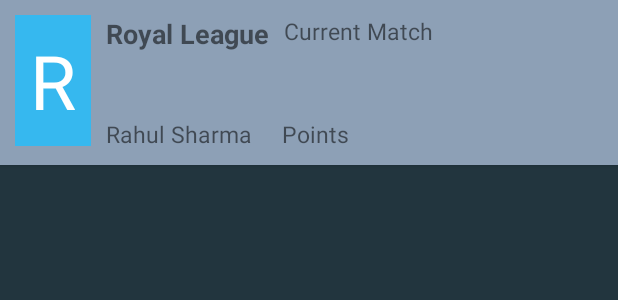
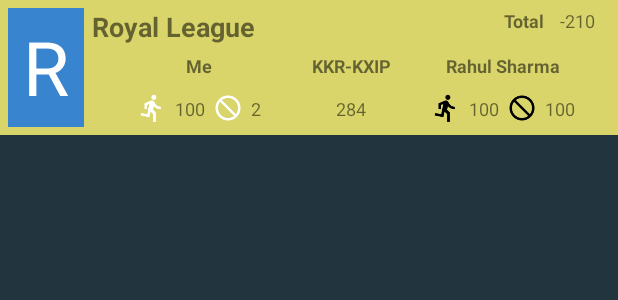
Before and after one commit to Rahulxlash/Proj106, an Android app: the layout item_league_list.xml on its own in the app's theme, with its tools: preview values and no code run, on a phone screen of 412 x 824 dp. Shown: the top 300 px of the screen. Run offline under Robolectric (Android 15) with nearby library versions, the phone set to English and light mode, and no system bars.

Commit message:
Card view update

```diff
--- a/app/src/main/java/com/cricketta/league/LoginActivity.java
+++ b/app/src/main/java/com/cricketta/league/LoginActivity.java
@@ -46,12 +46,6 @@ public class LoginActivity extends BaseActivity implements
     private TextView info;
     private LoginButton loginButton;
     private CallbackManager callbackManager;
-
-//    @Override
-//    protected void onStart() {
-//        Common.mGoogleApiClient.connect();
-//        super.onStart();
-//    }
 
     @Override
     protected void onActivityResult(int requestCode, int resultCode, Intent data) {
--- a/app/src/main/res/layout/item_league_list.xml
+++ b/app/src/main/res/layout/item_league_list.xml
@@ -12,7 +12,7 @@
 
     <android.support.v7.widget.CardView
         android:layout_width="match_parent"
-        android:layout_height="110dp"
+        android:layout_height="90dp"
         android:layout_margin="0dp"
         card_view:cardBackgroundColor="@color/cardcolor"
         card_view:cardCornerRadius="0dp"
@@ -22,15 +22,17 @@
         <RelativeLayout
             android:layout_width="wrap_content"
             android:layout_height="wrap_content"
-            android:padding="10dp">
+            android:padding="5dp">
 
             <TextView
                 android:id="@+id/textView"
                 android:layout_width="wrap_content"
-                android:layout_height="wrap_content"
+                android:layout_height="match_parent"
                 android:layout_alignParentStart="true"
-                android:background="#36b8ef"
-                android:padding="10dp"
+                android:background="#3884cf"
+                android:paddingLeft="10dp"
+                android:paddingRight="10dp"
+                android:paddingTop="5dp"
                 android:text="R"
                 android:textColor="#fff"
                 android:textSize="50sp" />
@@ -39,7 +41,7 @@
                 android:layout_width="wrap_content"
                 android:layout_height="wrap_content"
                 android:layout_alignParentTop="true"
-                android:layout_marginLeft="10dp"
+                android:layout_marginLeft="5dp"
                 android:layout_toRightOf="@+id/textView">
 
                 <TextView
@@ -51,54 +53,169 @@
                     android:textSize="18sp"
                     android:textStyle="bold" />
 
+                <LinearLayout
+                    android:id="@+id/textLay"
+                    android:layout_width="match_parent"
+                    android:layout_height="wrap_content"
+                    android:layout_below="@+id/prof_Name"
+                    android:layout_marginTop="5dp"
+                    android:orientation="horizontal">
+
+                    <TextView
+                        android:id="@+id/myName"
+                        android:layout_width="0dp"
+                        android:layout_height="wrap_content"
+                        android:layout_weight="1"
+                        android:text="Me"
+                        android:textAlignment="center"
+                        android:textSize="12sp"
+                        android:textStyle="bold" />
+
+                    <TextView
+                        android:id="@+id/matchTeam"
+                        android:layout_width="60dp"
+                        android:layout_height="wrap_content"
+                        android:layout_weight="0"
+                        android:text="KKR-KXIP"
+                        android:textAlignment="center"
+                        android:textSize="12sp"
+                        android:textStyle="bold" />
+
+                    <TextView
+                        android:id="@+id/comp_Name"
+                        android:layout_width="0dp"
+                        android:layout_height="wrap_content"
+                        android:layout_weight="1"
+                        android:text="Rahul Sharma"
+                        android:textAlignment="center"
+                        android:textSize="12sp"
+                        android:textStyle="bold" />
+
+                </LinearLayout>
+
+                <LinearLayout
+                    android:layout_width="match_parent"
+                    android:layout_height="wrap_content"
+                    android:layout_below="@+id/textLay"
+                    android:layout_marginTop="0dp"
+                    android:gravity="center_horizontal"
+                    android:orientation="horizontal">
+
+                    <LinearLayout
+                        android:layout_width="0dp"
+                        android:layout_height="wrap_content"
+                        android:layout_weight="1"
+                        android:gravity="center_horizontal">
+
+                        <ImageView
+                            android:id="@+id/runMy"
+                            android:layout_width="20dp"
+                            android:layout_height="20dp"
+                            android:layout_marginTop="10dp"
+                            android:src="@drawable/run_white"
+                            app:srcCompat="@drawable/prof_ico_2" />
+
+                        <TextView
+                            android:id="@+id/myRun"
+                            android:layout_width="wrap_content"
+                            android:layout_height="wrap_content"
+                            android:layout_marginLeft="5dp"
+                            android:layout_marginTop="12dp"
+                            android:text="100"
+                            android:textSize="12sp" />
+
+                        <ImageView
+                            android:id="@+id/wktMy"
+                            android:layout_width="20dp"
+                            android:layout_height="20dp"
+                            android:layout_marginLeft="5dp"
+                            android:layout_marginTop="10dp"
+                            android:src="@drawable/wicket_white"
+                            app:srcCompat="@drawable/prof_ico_2" />
+
+                        <TextView
+                            android:id="@+id/myWicket"
+                            android:layout_width="wrap_content"
+                            android:layout_height="wrap_content"
+                            android:layout_marginLeft="5dp"
+                            android:layout_marginTop="12dp"
+                            android:text="2"
+                            android:textSize="12sp" />
+                    </LinearLayout>
+
+                    <TextView
+                        android:id="@+id/currPoints"
+                        android:layout_width="60dp"
+                        android:layout_height="wrap_content"
+                        android:layout_marginTop="12dp"
+                        android:layout_weight="0"
+                        android:text="284"
+                        android:textAlignment="center"
+                        android:textSize="12sp" />
+
+                    <LinearLayout
+                        android:layout_width="0dp"
+                        android:layout_height="wrap_content"
+                        android:layout_weight="1"
+                        android:gravity="center_horizontal">
+
+                        <ImageView
+                            android:id="@+id/runComp"
+                            android:layout_width="20dp"
+                            android:layout_height="20dp"
+                            android:layout_marginTop="10dp"
+                            android:src="@drawable/run_black"
+                            app:srcCompat="@drawable/prof_ico_2" />
+
+                        <TextView
+                            android:id="@+id/compRun"
+                            android:layout_width="wrap_content"
+                            android:layout_height="wrap_content"
+                            android:layout_marginLeft="5dp"
+                            android:layout_marginTop="12dp"
+                            android:text="100"
+                            android:textSize="12sp" />
+
+                        <ImageView
+                            android:id="@+id/wktComp"
+                            android:layout_width="20dp"
+                            android:layout_height="20dp"
+                            android:layout_marginLeft="5dp"
+                            android:layout_marginTop="10dp"
+                            android:src="@drawable/wicket_black"
+                            app:srcCompat="@drawable/prof_ico_2" />
+
+                        <TextView
+                            android:id="@+id/compWicket"
+                            android:layout_width="wrap_content"
+                            android:layout_height="wrap_content"
+                            android:layout_marginLeft="5dp"
+                            android:layout_marginTop="12dp"
+                            android:text="100"
+                            android:textSize="12sp" />
+                    </LinearLayout>
+                </LinearLayout>
+
                 <TextView
-                    android:id="@+id/comp_Name"
+                    android:id="@+id/pointsLabel"
                     android:layout_width="wrap_content"
                     android:layout_height="wrap_content"
-                    android:layout_alignParentBottom="true"
-                    android:text="Rahul Sharma"
-                    android:textSize="15sp" />
-
+                    android:layout_marginLeft="10dp"
+                    android:layout_toLeftOf="@+id/points"
+                    android:text="Total"
+                    android:textSize="12sp"
+                    android:textStyle="bold" />
                 <TextView
-                    android:id="@+id/Total_Match"
+                    android:id="@+id/points"
                     android:layout_width="wrap_content"
                     android:layout_height="wrap_content"
                     android:layout_alignParentEnd="true"
                     android:layout_marginLeft="10dp"
-                    android:layout_toRightOf="@+id/prof_Name"
-                    android:text="Current Match"
-                    android:textSize="15sp" />
+                    android:layout_marginRight="10dp"
+                    android:text="-210"
+                    android:textSize="12sp" />
 
-                <TextView
-                    android:id="@+id/points"
-                    android:layout_width="wrap_content"
-                    android:layout_height="wrap_content"
-                    android:layout_alignParentBottom="true"
-                    android:layout_marginLeft="20dp"
-                    android:layout_toRightOf="@+id/comp_Name"
-                    android:text="Points"
-                    android:textSize="15sp" />
             </RelativeLayout>
-
-            <!--<TextView-->
-            <!--android:id="@+id/prof_Name"-->
-            <!--android:layout_width="wrap_content"-->
-            <!--android:layout_height="wrap_content"-->
-            <!--android:layout_alignParentRight="true"-->
-            <!--android:layout_alignParentTop="true"-->
-            <!--android:layout_alignRight="@+id/textView"-->
-            <!--android:text="@{String.valueOf(league.getName())}"-->
-            <!--android:textSize="20sp" />-->
-
-            <!--<TextView-->
-            <!--android:id="@+id/textView"-->
-            <!--android:layout_width="wrap_content"-->
-            <!--android:layout_height="wrap_content"-->
-            <!--android:layout_alignParentLeft="true"-->
-            <!--android:layout_alignParentStart="true"-->
-            <!--android:layout_alignParentTop="true"-->
-            <!--android:text="@{String.valueOf(league.getLeagueTitle())}"-->
-            <!--android:textSize="30dp" />-->
 
         </RelativeLayout>
     </android.support.v7.widget.CardView>
--- a/app/src/main/res/values/colors.xml
+++ b/app/src/main/res/values/colors.xml
@@ -12,5 +12,7 @@
     <color name="transparent">#f2ecec</color>
     <color name="button">#5c6e74</color>
     <color name="actionbar">#01181c</color>
-    <color name="cardcolor">#8da0b6</color>
+    <color name="cardcolor">#d9d56a</color>
+    <color name="cardcolorWin">#94dc7c</color>
+    <color name="cardcolorLoss">#fd9d88</color>
 </resources>
```
Also changed, not shown: app/src/main/res/drawable/run_black.png (added), app/src/main/res/drawable/run_white.png (added), app/src/main/res/drawable/wicket_black.png (added), app/src/main/res/drawable/wicket_white.png (added).
